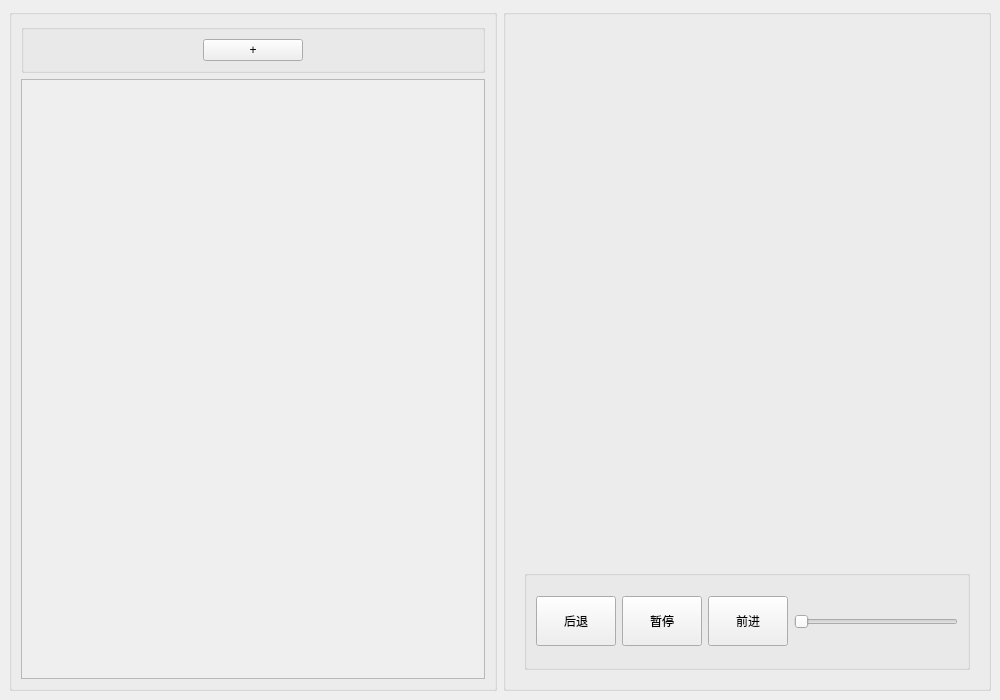
Old version of the form mainwindow.ui in the repository 454270186/XJCO2811_UserInterface.
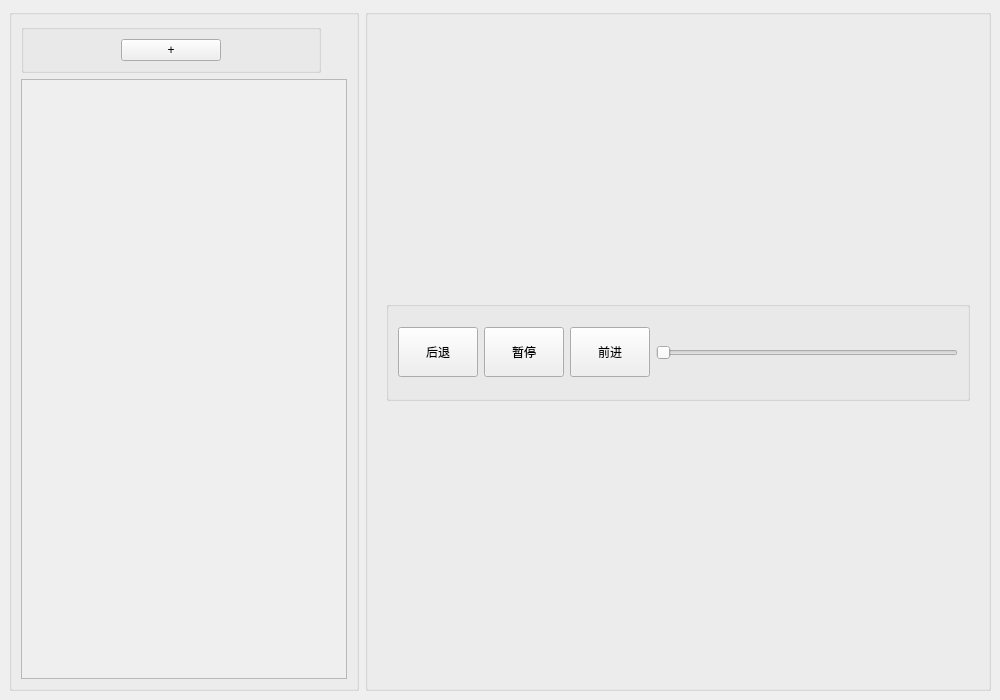
New version of the form. Custom widgets are drawn as their Qt base class.

Commit message: style: adjust video widget position

```diff
--- a/mainwindow.ui
+++ b/mainwindow.ui
@@ -31,16 +31,28 @@
      <widget class="QGroupBox" name="picturelist">
       <property name="minimumSize">
        <size>
-        <width>300</width>
+        <width>18</width>
         <height>18</height>
        </size>
       </property>
+      <property name="maximumSize">
+       <size>
+        <width>350</width>
+        <height>16777215</height>
+       </size>
+      </property>
       <property name="title">
        <string/>
       </property>
       <layout class="QVBoxLayout" name="verticalLayout_2">
        <item>
         <widget class="QGroupBox" name="lists">
+         <property name="maximumSize">
+          <size>
+           <width>300</width>
+           <height>300</height>
+          </size>
+         </property>
          <property name="title">
           <string/>
          </property>
@@ -82,6 +94,12 @@
     </item>
     <item>
      <widget class="QGroupBox" name="video">
+      <property name="minimumSize">
+       <size>
+        <width>300</width>
+        <height>0</height>
+       </size>
+      </property>
       <property name="title">
        <string/>
       </property>
@@ -89,9 +107,6 @@
        <item>
         <widget class="QWidget" name="widget" native="true">
          <layout class="QVBoxLayout" name="verticalLayout_4">
-          <item>
-           <widget class="MyVideoWidget" name="videoplayer" native="true"/>
-          </item>
           <item>
            <widget class="QGroupBox" name="control">
             <property name="maximumSize">
@@ -162,13 +177,6 @@
    </layout>
   </widget>
  </widget>
- <customwidgets>
-  <customwidget>
-   <class>MyVideoWidget</class>
-   <extends>QWidget</extends>
-   <header>myvideowidget.h</header>
-  </customwidget>
- </customwidgets>
  <resources/>
  <connections/>
 </ui>
```
The commit also changes 3 other files.
